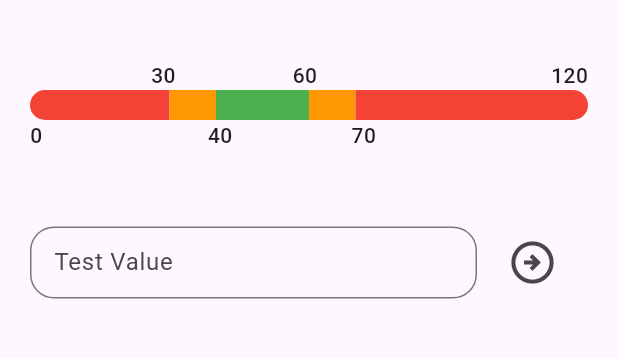
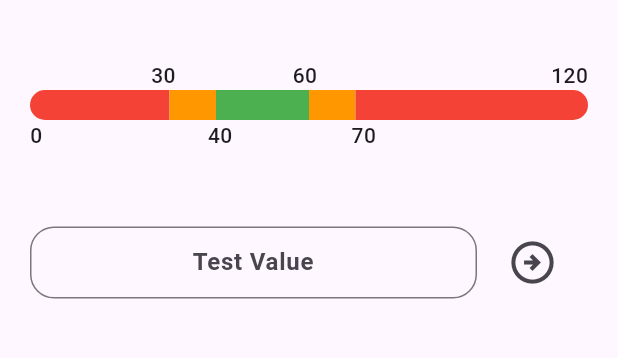
Before and after one commit to patelkeval936/neodocs_assignment, a Flutter app: the screen it shows after launch, on a phone screen of 412 x 824 dp, the part 84-442 px from its top. Run offline on Flutter 3.47's test engine with Material 3 defaults, Android fonts, the light colour scheme and no system bars.

Commit message:
updated textfield style

```diff
--- a/lib/screens/home_screen.dart
+++ b/lib/screens/home_screen.dart
@@ -52,6 +52,8 @@ class _HomeScreenState extends State<HomeScreen> {
                     child: Form(
                       key: context.read<TestDataProvider>().formKey,
                       child: TextFormField(
+                        textAlign: TextAlign.center,
+                        style: const TextStyle(fontWeight: FontWeight.w600),
                         controller: testValueController,
                         cursorColor: Colors.black54,
                         validator: (value) {
--- a/lib/utils/app_styles.dart
+++ b/lib/utils/app_styles.dart
@@ -15,7 +15,8 @@ class AppStyles {
       focusedBorder: OutlineInputBorder(
         borderRadius: BorderRadius.circular(16.0),
         borderSide: const BorderSide(color: Colors.black87),
-      ));
+      ),
+  );
 
   static TextStyle boldTextStyle =
       const TextStyle(fontWeight: FontWeight.w500, fontSize: 14);
```
